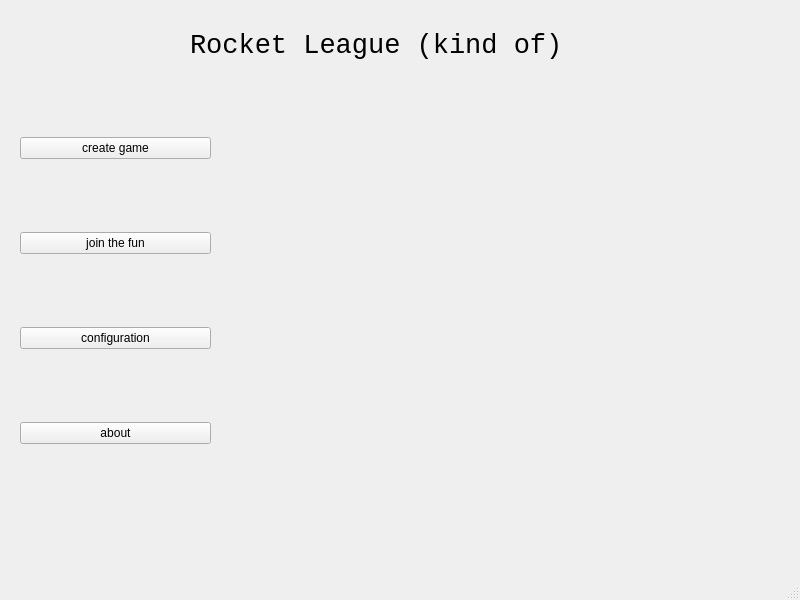
First picture: the form in src/qt-menu/menu.ui, repository Lescalante14/Taller1_RocketLeague, before the edit.
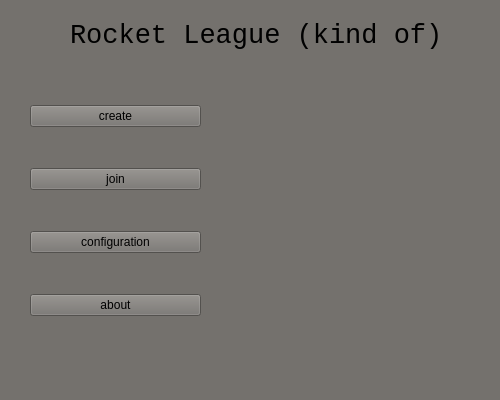
Second picture: the form after the edit.

Diff of the .ui file:
```diff
--- a/src/qt-menu/menu.ui
+++ b/src/qt-menu/menu.ui
@@ -6,35 +6,75 @@
    <rect>
     <x>0</x>
     <y>0</y>
-    <width>800</width>
-    <height>600</height>
+    <width>500</width>
+    <height>400</height>
    </rect>
   </property>
+  <property name="maximumSize">
+   <size>
+    <width>500</width>
+    <height>400</height>
+   </size>
+  </property>
   <property name="windowTitle">
    <string>Menu</string>
   </property>
+  <property name="styleSheet">
+   <string notr="true">background-color: #74716D</string>
+  </property>
   <widget class="QWidget" name="centralwidget">
+   <property name="maximumSize">
+    <size>
+     <width>500</width>
+     <height>400</height>
+    </size>
+   </property>
+   <property name="autoFillBackground">
+    <bool>false</bool>
+   </property>
+   <widget class="QStackedWidget" name="stackedWidget">
+    <property name="geometry">
+     <rect>
+      <x>0</x>
+      <y>0</y>
+      <width>500</width>
+      <height>400</height>
+     </rect>
+    </property>
+    <property name="maximumSize">
+     <size>
+      <width>500</width>
+      <height>400</height>
+     </size>
+    </property>
+    <property name="styleSheet">
+     <string notr="true">background-color: #74716D</string>
+    </property>
+    <property name="currentIndex">
+     <number>0</number>
+    </property>
+    <widget class="QWidget" name="page">
    <widget class="QWidget" name="verticalLayoutWidget">
     <property name="geometry">
      <rect>
-      <x>20</x>
+        <x>30</x>
       <y>70</y>
-      <width>191</width>
-      <height>441</height>
+        <width>171</width>
+        <height>281</height>
      </rect>
     </property>
     <layout class="QVBoxLayout" name="verticalLayout">
      <item>
       <widget class="QPushButton" name="pushButton_2">
        <property name="text">
-        <string>create game</string>
+          <string>create</string>
        </property>
       </widget>
      </item>
      <item>
       <widget class="QPushButton" name="pushButton_3">
        <property name="text">
-        <string>join the fun</string>
+          <string>join</string>
        </property>
       </widget>
      </item>
@@ -54,12 +94,12 @@
      </item>
     </layout>
    </widget>
-   <widget class="QLabel" name="label">
+     <widget class="QLabel" name="label_2">
     <property name="geometry">
      <rect>
-      <x>190</x>
-      <y>20</y>
-      <width>421</width>
+        <x>70</x>
+        <y>10</y>
+        <width>371</width>
       <height>51</height>
      </rect>
     </property>
@@ -79,16 +119,7 @@
      <string>Rocket League (kind of)</string>
     </property>
    </widget>
-   <widget class="QStackedWidget" name="stackedWidget">
-    <property name="geometry">
-     <rect>
-      <x>20</x>
-      <y>70</y>
-      <width>761</width>
-      <height>441</height>
-     </rect>
-    </property>
-    <widget class="QWidget" name="page"/>
+    </widget>
     <widget class="QWidget" name="page_2"/>
    </widget>
    <zorder>stackedWidget</zorder>
```
Left out of the diff: 25 changed lines with no effect on the pictures. Lines whose indentation alone changed are shown as unchanged.
